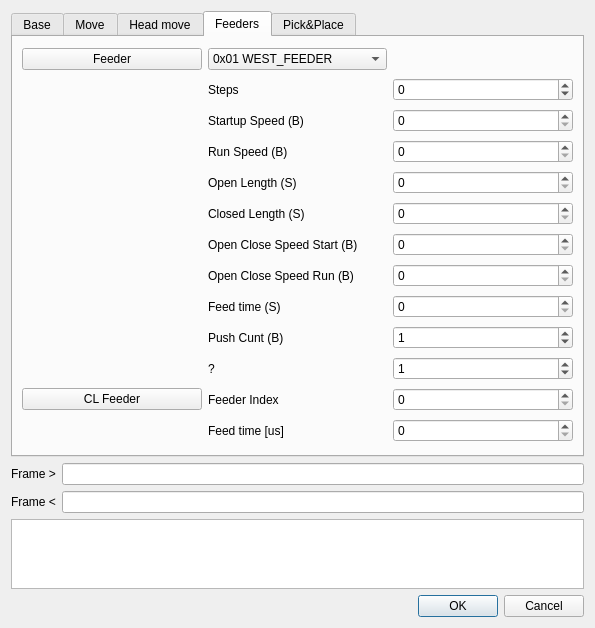
The window that source/smallsmt-openpnp-server/dialogplayground.ui (jarekkt/smallsmt-openpnp) describes before a commit, drawn with Qt 5.
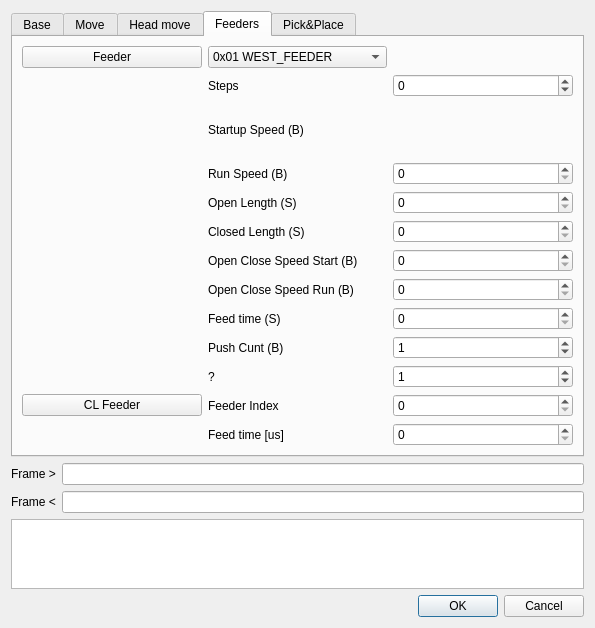
The same window after the commit. The open tabs and pages were chosen to show the change.

What changed in the file:
```diff
--- a/source/smallsmt-openpnp-server/dialogplayground.ui
+++ b/source/smallsmt-openpnp-server/dialogplayground.ui
@@ -911,13 +911,6 @@
          </property>
         </widget>
        </item>
-       <item row="2" column="2">
-        <widget class="QSpinBox" name="fSs">
-         <property name="maximum">
-          <number>255</number>
-         </property>
-        </widget>
-       </item>
        <item row="5" column="2">
         <widget class="QSpinBox" name="fCl">
          <property name="maximum">
```
Left out of the diff: 2 changed lines with no effect on the pictures.
